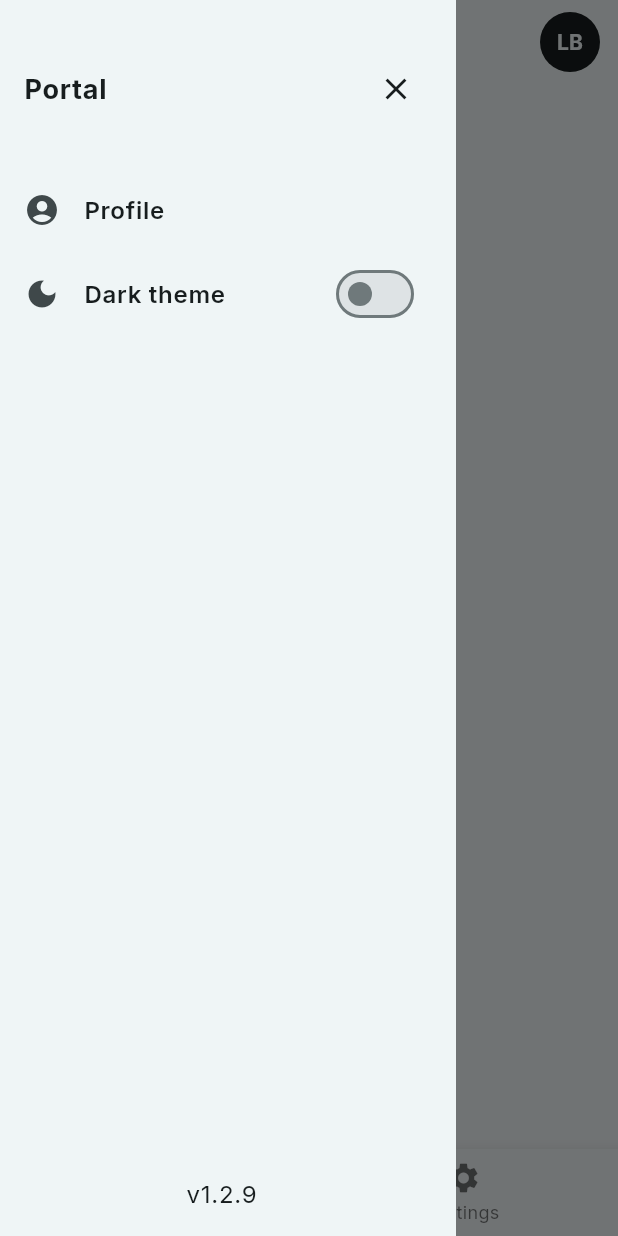
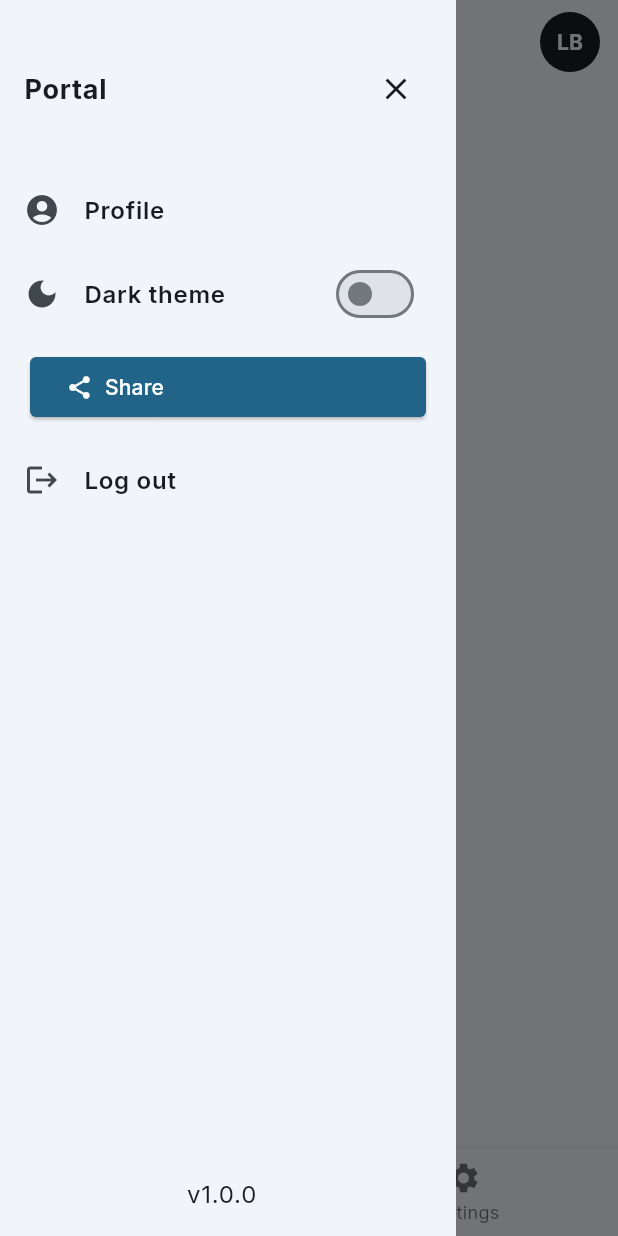
Before and after one commit to michaelnjuguna/hrm-employee-portal, a Flutter app: the screen it shows after launch, with the side drawer open, on a phone screen of 412 x 824 dp. Run offline on Flutter 3.47's test engine with Material 3 defaults, Android fonts, the phone set to English and light mode, and no system bars; our stand-ins replace flutter_riverpod, go_router, google_fonts, package_info_plus.

Commit message:
feat: sidemenu

```diff
--- a/lib/app/constants.dart
+++ b/lib/app/constants.dart
@@ -6,6 +6,8 @@ class AppConstants {
   // Default padding and spacing
   static const double defaultPadding = 16.0;
   static const double defaultRadius = 12.0;
+
+  // Border radius
 }
 
 class AppFontSizes {
--- a/lib/app/theme.dart
+++ b/lib/app/theme.dart
@@ -2,12 +2,13 @@ import 'package:flutter/material.dart';
 import 'package:google_fonts/google_fonts.dart';
 
 class FilamentTheme {
-  static const seedColor = Colors.cyan;
+  static const lightSeedColor = Color(0xFF38BCFF);
+  static const darkSeedColor = Color(0xFF2B84D0);
 
   static final light = ThemeData(
     useMaterial3: true,
     colorScheme: ColorScheme.fromSeed(
-      seedColor: seedColor.shade500,
+      seedColor: lightSeedColor,
       brightness: Brightness.light,
     ),
     textTheme: GoogleFonts.interTextTheme(),
@@ -16,7 +17,7 @@ class FilamentTheme {
   static final dark = ThemeData(
     useMaterial3: true,
     colorScheme: ColorScheme.fromSeed(
-      seedColor: seedColor.shade600,
+      seedColor: darkSeedColor,
       brightness: Brightness.dark,
     ),
     textTheme: GoogleFonts.interTextTheme(ThemeData.dark().textTheme),
--- a/lib/layouts/main_layout.dart
+++ b/lib/layouts/main_layout.dart
@@ -2,6 +2,7 @@ import 'package:employee_portal/app/constants.dart';
 import 'package:employee_portal/core/providers/theme_mode_provider.dart';
 import 'package:flutter/material.dart';
 import 'package:flutter_riverpod/flutter_riverpod.dart';
+import 'package:package_info_plus/package_info_plus.dart';
 
 class MainLayout extends ConsumerStatefulWidget {
   final Widget child;
@@ -11,7 +12,21 @@ class MainLayout extends ConsumerStatefulWidget {
 }
 
 class _MainLayoutState extends ConsumerState<MainLayout> {
-  // final String title;
+  String _version = '';
+  Future<void> _loadVersion() async {
+    final info = await PackageInfo.fromPlatform();
+
+    setState(() {
+      _version = info.version;
+    });
+  }
+
+  @override
+  void initState() {
+    super.initState();
+    _loadVersion();
+  }
+
   @override
   Widget build(BuildContext context) {
     final colorScheme = Theme.of(context).colorScheme;
@@ -19,7 +34,7 @@ class _MainLayoutState extends ConsumerState<MainLayout> {
     final isDark = themeMode == ThemeMode.dark;
     return Scaffold(
       appBar: AppBar(
-        title: Text(
+        title: const Text(
           'Portal',
           style: TextStyle(
             fontWeight: FontWeight.bold,
@@ -34,7 +49,10 @@ class _MainLayoutState extends ConsumerState<MainLayout> {
               backgroundColor: colorScheme.onSurface,
               foregroundColor: colorScheme.surface,
             ),
-            child: Text('LB', style: TextStyle(fontWeight: FontWeight.bold)),
+            child: const Text(
+              'LB',
+              style: TextStyle(fontWeight: FontWeight.bold),
+            ),
           ),
         ],
       ),
@@ -77,7 +95,7 @@ class _MainLayoutState extends ConsumerState<MainLayout> {
             ),
             ListTile(
               leading: Icon(Icons.account_circle),
-              title: Text(
+              title: const Text(
                 'Profile',
                 style: TextStyle(fontWeight: FontWeight.w600),
               ),
@@ -94,9 +112,37 @@ class _MainLayoutState extends ConsumerState<MainLayout> {
                 ref.read(themeModeProvider.notifier).toggleTheme(value);
               },
             ),
+            Container(
+              margin: const EdgeInsets.symmetric(horizontal: 20, vertical: 10),
+              child: ElevatedButton(
+                onPressed: () {},
+                style: ElevatedButton.styleFrom(
+                  backgroundColor: colorScheme.primary,
+                  foregroundColor: colorScheme.onPrimary,
+                  shape: RoundedRectangleBorder(
+                    borderRadius: BorderRadius.circular(4),
+                  ),
+                ),
+                child: Row(
+                  children: [
+                    const Icon(Icons.share),
+                    const SizedBox(width: 8),
+                    const Text('Share'),
+                  ],
+                ),
+              ),
+            ),
+            ListTile(
+              leading: const Icon(Icons.logout),
+              title: const Text(
+                'Log out',
+                style: TextStyle(fontWeight: FontWeight.w600),
+              ),
+              onTap: () {},
+            ),
             const Spacer(),
-            // TODO:: Add real version
-            ListTile(title: Text('v1.2.9', textAlign: TextAlign.center)),
+
+            ListTile(title: Text('v$_version', textAlign: TextAlign.center)),
           ],
         ),
       ),
--- a/lib/main.dart
+++ b/lib/main.dart
@@ -3,5 +3,6 @@ import 'app/app.dart';
 import 'package:flutter_riverpod/flutter_riverpod.dart';
 
 void main() {
+  WidgetsFlutterBinding.ensureInitialized();
   runApp(const ProviderScope(child: MyApp()));
 }
--- a/pubspec.yaml
+++ b/pubspec.yaml
@@ -37,6 +37,7 @@ dependencies:
   go_router: ^16.3.0
   google_fonts: ^6.3.2
   flutter_riverpod: ^3.0.3
+  package_info_plus: ^9.0.0
 
 dev_dependencies:
   flutter_test:
```
Also changed, not shown: pubspec.lock.
